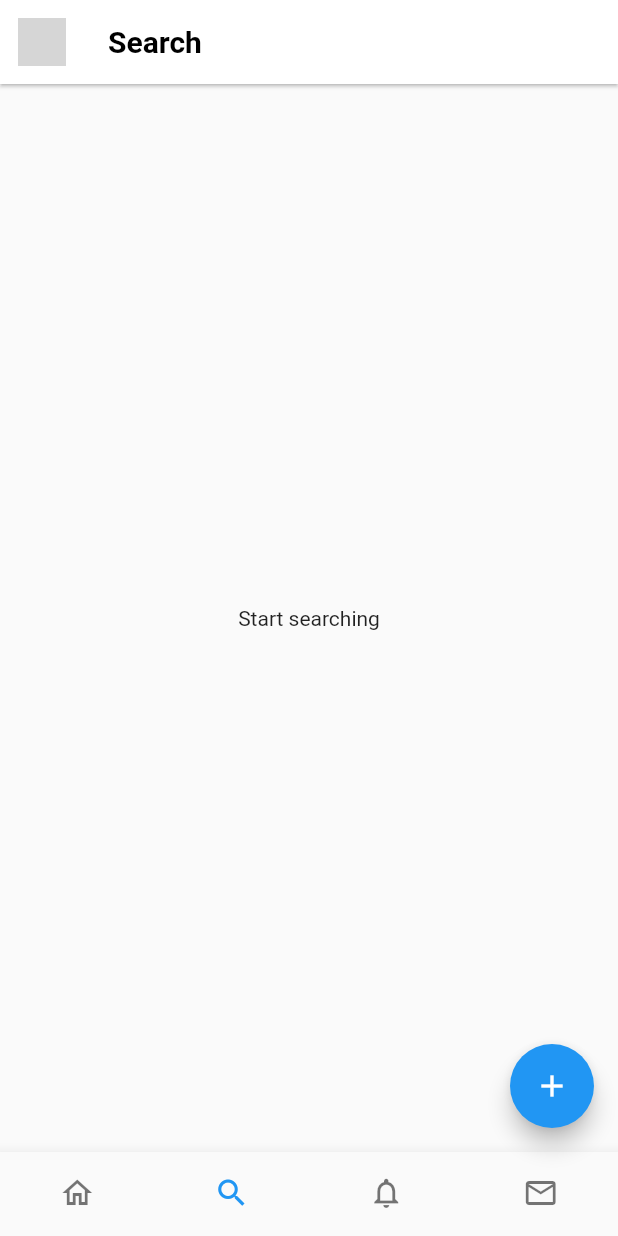
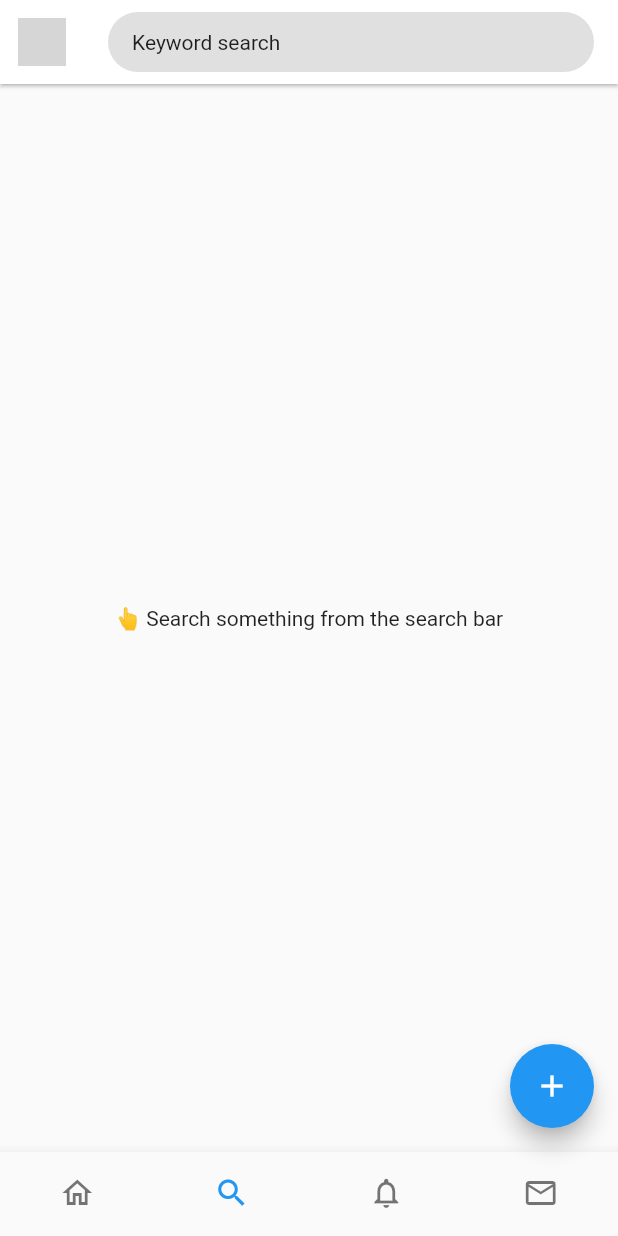
Before and after one commit to dshukertjr/twitter_clone, a Flutter app: the screen it shows once a user with an empty profile is signed in, item 2 of the bottom bar chosen, on a phone screen of 412 x 824 dp. Run offline on Flutter 3.47's test engine with Material 2 defaults, Android fonts, the phone set to English and light mode, and no system bars; our stand-ins replace flutter_riverpod, image_picker, supabase_flutter, timeago; accounts and stored records are empty; network calls fail; statements that could not run were skipped; grey boxes are pictures that could not be loaded.

Commit message:
cleanup around searches

```diff
--- a/lib/models/post.dart
+++ b/lib/models/post.dart
@@ -30,6 +30,17 @@ class Post {
             ? null
             : supabase.storage.from('posts').getPublicUrl(json['image_path']),
         profile = Profile.fromJson(json['user']);
+
+  Post.fromSearchResult(dynamic json)
+      : id = json['id'],
+        body = json['body'],
+        createdAt = DateTime.parse(json['created_at']),
+        likeCount = json['like_count'],
+        haveLiked = json['my_like'] > 0,
+        imageUrl = json['image_path'] == null
+            ? null
+            : supabase.storage.from('posts').getPublicUrl(json['image_path']),
+        profile = Profile.fromJson(json['profile']);
 
   Post like() {
     return Post(
--- a/lib/pages/home_page.dart
+++ b/lib/pages/home_page.dart
@@ -11,7 +11,6 @@ import 'package:twitter_clone/pages/compose_post_page.dart';
 import 'package:twitter_clone/state_notifiers/auth_state_notifier.dart';
 import 'package:twitter_clone/state_notifiers/notification_state_notifier.dart';
 import 'package:twitter_clone/state_notifiers/rooms_state_notifier.dart';
-import 'package:twitter_clone/state_notifiers/search_state_notifier.dart';
 import 'package:twitter_clone/state_notifiers/timeline_state_notifier.dart';
 
 enum HomeTab { timeline, search, notifications, messages }
@@ -33,7 +32,26 @@ class _HomePageState extends ConsumerState<HomePage> {
         height: 40,
       );
     } else if (_currentTab == HomeTab.search) {
-      return const Text('Search');
+      return SizedBox(
+        width: 999,
+        child: Material(
+          color: Colors.grey[300],
+          shape:
+              RoundedRectangleBorder(borderRadius: BorderRadius.circular(50)),
+          child: InkWell(
+            onTap: () async {
+              await showSearch(
+                context: context,
+                delegate: CustomSearchDelegate(),
+              );
+            },
+            child: const Padding(
+              padding: EdgeInsets.symmetric(horizontal: 16, vertical: 12),
+              child: Text('Keyword search'),
+            ),
+          ),
+        ),
+      );
     } else {
       return const Text('Notifications');
     }
@@ -196,18 +214,18 @@ class _TimelineTab extends ConsumerWidget {
 class _Timeline extends StatelessWidget {
   const _Timeline({
     Key? key,
-    required List<Post>? posts,
+    required List<Post> posts,
   })  : _posts = posts,
         super(key: key);
 
-  final List<Post>? _posts;
+  final List<Post> _posts;
 
   @override
   Widget build(BuildContext context) {
     return ListView.separated(
-      itemCount: _posts!.length,
+      itemCount: _posts.length,
       itemBuilder: ((context, index) {
-        final post = _posts![index];
+        final post = _posts[index];
         return PostCell(post: post);
       }),
       separatorBuilder: (_, __) => const Divider(height: 1),
@@ -220,18 +238,7 @@ class _SearchTab extends ConsumerWidget {
 
   @override
   Widget build(BuildContext context, WidgetRef ref) {
-    final searchState = ref.watch(searchNotifierProvider);
-    if (searchState is BeforeSearch) {
-      return const Center(child: Text('Start searching'));
-    } else if (searchState is SearchLoading) {
-      return preloader;
-    } else if (searchState is SearchResultEmpty) {
-      return const Center(child: Text('We couldn\'t find anything'));
-    } else if (searchState is SearchLoaded) {
-      final posts = searchState.posts;
-      return _Timeline(posts: posts);
-    }
-    throw UnimplementedError('Unknown SearchState: ${searchState.runtimeType}');
+    return const Center(child: Text('👆 Search something from the search bar'));
   }
 }
 
@@ -362,3 +369,45 @@ class _MessagesTab extends ConsumerWidget {
     throw UnimplementedError('Unknown roomsState: ${roomsState.runtimeType}');
   }
 }
+
+class CustomSearchDelegate extends SearchDelegate {
+  Future<List<Post>> search() async {
+    final List data =
+        await supabase.rpc('search_posts', params: {'query': query});
+    return data.map(Post.fromSearchResult).toList();
+  }
+
+  @override
+  Widget buildResults(BuildContext context) {
+    return FutureBuilder<List<Post>>(
+      future: search(),
+      builder: (context, snapshot) {
+        if (snapshot.connectionState != ConnectionState.done) {
+          return preloader;
+        }
+        final posts = snapshot.data!;
+        return _Timeline(posts: posts);
+      },
+    );
+  }
+
+  @override
+  Widget buildSuggestions(BuildContext context) {
+    return Container();
+  }
+
+  @override
+  List<Widget>? buildActions(BuildContext context) {
+    return [
+      IconButton(
+        onPressed: () => Navigator.of(context).pop(),
+        icon: const Icon(Icons.close),
+      )
+    ];
+  }
+
+  @override
+  Widget? buildLeading(BuildContext context) {
+    return null;
+  }
+}
--- a/lib/state_notifiers/search_state_notifier.dart
+++ b/lib/state_notifiers/search_state_notifier.dart
@@ -1,40 +1,33 @@
-import 'package:flutter_riverpod/flutter_riverpod.dart';
-import 'package:twitter_clone/constants.dart';
-import 'package:twitter_clone/models/post.dart';
+// import 'package:flutter_riverpod/flutter_riverpod.dart';
+// import 'package:twitter_clone/constants.dart';
+// import 'package:twitter_clone/models/post.dart';
 
-final searchNotifierProvider =
-    StateNotifierProvider<SearchStateNotifier, SearchState>((ref) {
-  return SearchStateNotifier();
-});
+// final searchNotifierProvider =
+//     StateNotifierProvider<SearchStateNotifier, SearchState>((ref) {
+//   return SearchStateNotifier();
+// });
 
-abstract class SearchState {}
+// abstract class SearchState {}
 
-class BeforeSearch extends SearchState {}
+// class BeforeSearch extends SearchState {}
 
-class SearchLoading extends SearchState {}
+// class SearchLoading extends SearchState {}
 
-class SearchResultEmpty extends SearchState {}
+// class SearchResultEmpty extends SearchState {}
 
-class SearchLoaded extends SearchState {
-  final List<Post> posts;
+// class SearchLoaded extends SearchState {
+//   final List<Post> posts;
 
-  SearchLoaded(this.posts);
-}
+//   SearchLoaded(this.posts);
+// }
 
-class SearchStateNotifier extends StateNotifier<SearchState> {
-  SearchStateNotifier() : super(BeforeSearch());
+// class SearchStateNotifier extends StateNotifier<SearchState> {
+//   SearchStateNotifier() : super(BeforeSearch());
 
-  Future<void> search(String query) async {
-    state = SearchLoading();
-    final data = await supabase
-        .from('posts')
-        .select<List<Map<String, dynamic>>>(
-            '*, user:profiles(*), like_count:likes(count), my_like:likes(count)')
-        .eq('my_like.user_id', supabase.auth.currentUser!.id)
-        .textSearch('body', query)
-        .order('created_at')
-        .limit(20);
-    final posts = data.map(Post.fromJson).toList();
-    state = SearchLoaded(posts);
-  }
-}
+//   Future<void> search(String query) async {
+//     state = SearchLoading();
+//     final data = await supabase.rpc('serach_posts', params: {'query': query});
+//     final posts = data.map(Post.fromSearchResult(data)).toList();
+//     state = SearchLoaded(posts);
+//   }
+// }
```
Also changed, not shown: 1 other file.
